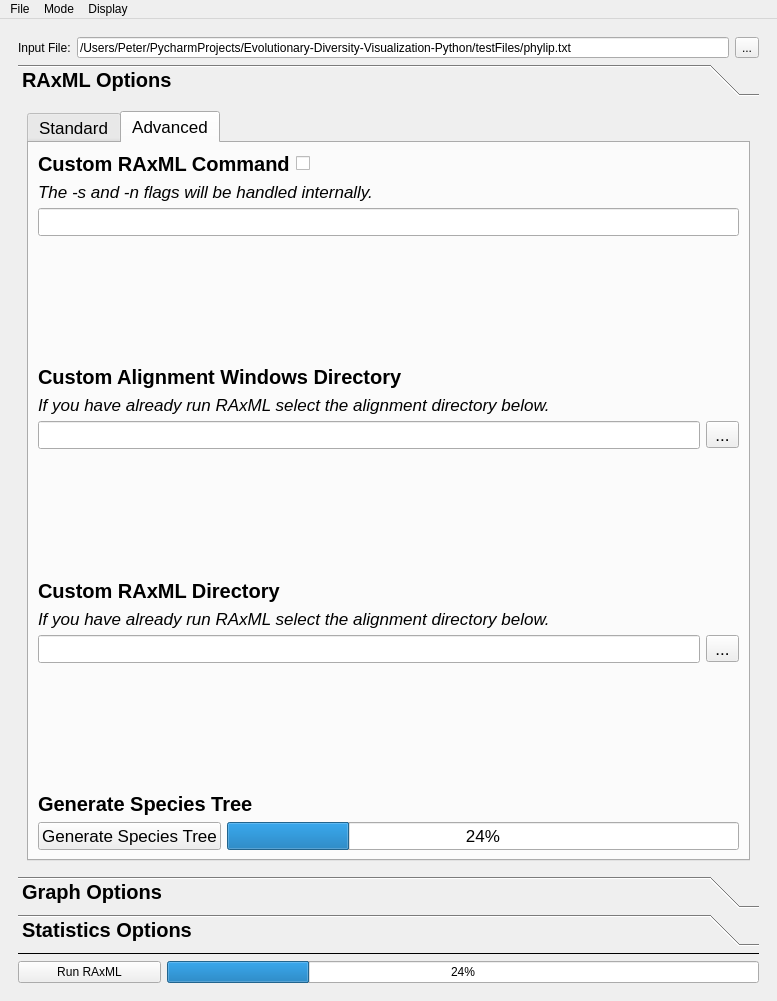
PeterDulworth/PhyloVis, file gui_layout.ui: the form before one commit.
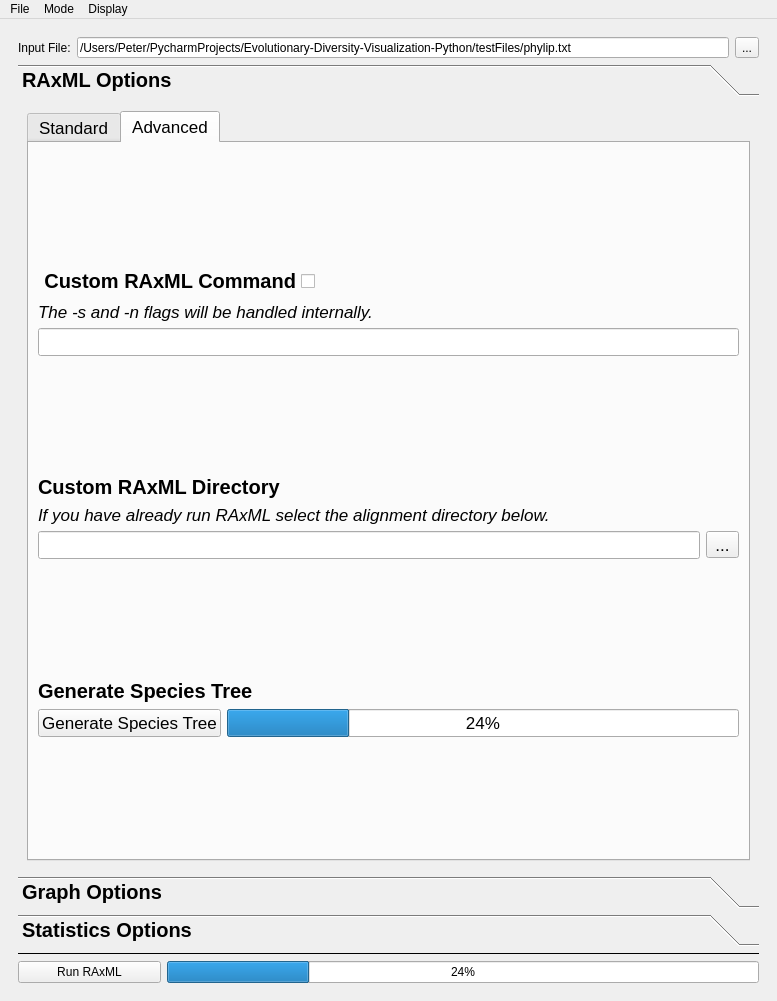
The form after the commit.

Commit message: reworking rax gui

The edit to the form file:
```diff
--- a/gui_layout.ui
+++ b/gui_layout.ui
@@ -363,16 +363,19 @@
                         </property>
                         <property name="font">
                          <font>
-                          <pointsize>13</pointsize>
-                          <weight>50</weight>
-                          <bold>false</bold>
+                          <pointsize>15</pointsize>
+                          <weight>75</weight>
+                          <bold>true</bold>
                          </font>
                         </property>
                         <property name="focusPolicy">
                          <enum>Qt::NoFocus</enum>
                         </property>
+                        <property name="layoutDirection">
+                         <enum>Qt::RightToLeft</enum>
+                        </property>
                         <property name="text">
-                         <string>Bootstrap</string>
+                         <string>Bootstrap Options</string>
                         </property>
                         <property name="checked">
                          <bool>false</bool>
@@ -736,10 +739,23 @@
                   <string>Advanced</string>
                  </attribute>
                  <layout class="QVBoxLayout" name="verticalLayout_3">
+                  <item>
+                   <spacer name="verticalSpacer_15">
+                    <property name="orientation">
+                     <enum>Qt::Vertical</enum>
+                    </property>
+                    <property name="sizeHint" stdset="0">
+                     <size>
+                      <width>20</width>
+                      <height>40</height>
+                     </size>
+                    </property>
+                   </spacer>
+                  </item>
                   <item>
                    <layout class="QHBoxLayout" name="horizontalLayout_9">
                     <item>
-                     <widget class="QLabel" name="customRaxmlCommandLabel">
+                     <widget class="QCheckBox" name="checkBoxCustomRaxml">
                       <property name="font">
                        <font>
                         <pointsize>15</pointsize>
@@ -747,18 +763,14 @@
                         <bold>true</bold>
                        </font>
                       </property>
+                      <property name="layoutDirection">
+                       <enum>Qt::RightToLeft</enum>
+                      </property>
                       <property name="text">
                        <string>Custom RAxML Command</string>
                       </property>
                      </widget>
                     </item>
-                    <item>
-                     <widget class="QCheckBox" name="checkBoxCustomRaxml">
-                      <property name="text">
-                       <string/>
-                      </property>
-                     </widget>
-                    </item>
                     <item>
                      <spacer name="customRaxmlSpacer">
                       <property name="orientation">
@@ -802,59 +814,6 @@
                     </property>
                    </spacer>
                   </item>
-                  <item>
-                   <widget class="QLabel" name="customAlignmentDirectoryLabel">
-                    <property name="font">
-                     <font>
-                      <pointsize>15</pointsize>
-                      <weight>75</weight>
-                      <bold>true</bold>
-                     </font>
-                    </property>
-                    <property name="text">
-                     <string>Custom Alignment Windows Directory</string>
-                    </property>
-                   </widget>
-                  </item>
-                  <item>
-                   <widget class="QLabel" name="customAlignmentDirectoryDescriptionLabel">
-                    <property name="font">
-                     <font>
-                      <italic>true</italic>
-                     </font>
-                    </property>
-                    <property name="text">
-                     <string>If you have already run RAxML select the alignment directory below.</string>
-                    </property>
-                   </widget>
-                  </item>
-                  <item>
-                   <layout class="QHBoxLayout" name="horizontalLayout_7">
-                    <item>
-                     <widget class="QLineEdit" name="customAlignmentDirectoryEntry"/>
-                    </item>
-                    <item>
-                     <widget class="QToolButton" name="customAlignmentDirectoryBtn">
-                      <property name="text">
-                       <string>...</string>
-                      </property>
-                     </widget>
-                    </item>
-                   </layout>
-                  </item>
-                  <item>
-                   <spacer name="verticalSpacer_6">
-                    <property name="orientation">
-                     <enum>Qt::Vertical</enum>
-                    </property>
-                    <property name="sizeHint" stdset="0">
-                     <size>
-                      <width>20</width>
-                      <height>40</height>
-                     </size>
-                    </property>
-                   </spacer>
-                  </item>
                   <item>
                    <widget class="QLabel" name="customRaxmlDirectoryLabel">
                     <property name="font">
@@ -952,6 +911,19 @@
                     </item>
                    </layout>
                   </item>
+                  <item>
+                   <spacer name="verticalSpacer_6">
+                    <property name="orientation">
+                     <enum>Qt::Vertical</enum>
+                    </property>
+                    <property name="sizeHint" stdset="0">
+                     <size>
+                      <width>20</width>
+                      <height>40</height>
+                     </size>
+                    </property>
+                   </spacer>
+                  </item>
                  </layout>
                 </widget>
                </widget>
```
The commit also changes 2 other files.
